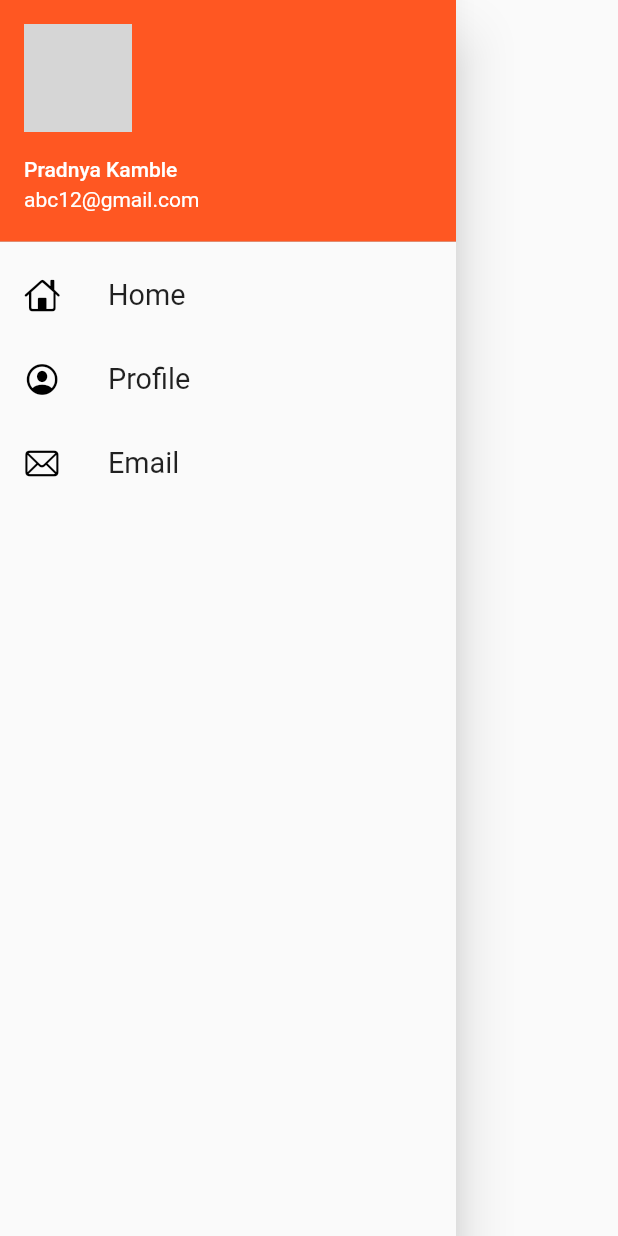
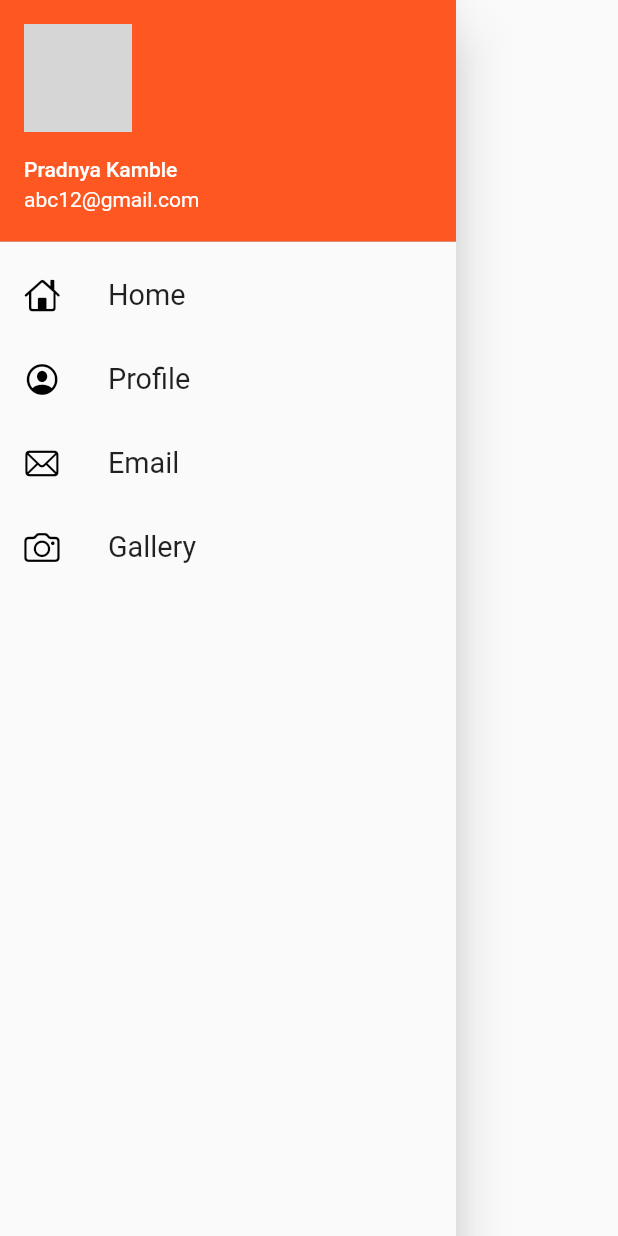
Before and after one commit to pradnya991/fluttertutorials, a Flutter app: the MyDrawer widget shown alone on an empty page, opened directly, on a phone screen of 412 x 824 dp. Run offline on Flutter 3.47's test engine with Material 2 defaults, Android fonts, the phone set to English and light mode, and no system bars; network calls fail; grey boxes are pictures that could not be loaded.

Commit message:
Day 16 Completed

```diff
--- a/lib/widgets/drawer.dart
+++ b/lib/widgets/drawer.dart
@@ -45,6 +45,16 @@ class MyDrawer extends StatelessWidget {
               "Email",
               textScaleFactor: 1.2,
             ),
+          ),
+          ListTile(
+            leading: Icon(
+              CupertinoIcons.photo_camera,
+              color: Colors.black,
+            ),
+            title: Text(
+              "Gallery",
+              textScaleFactor: 1.2,
+            ),
           )
         ],
       ),
```
Also changed, not shown: lib/pages/home_page.dart (+32 -4 lines).
